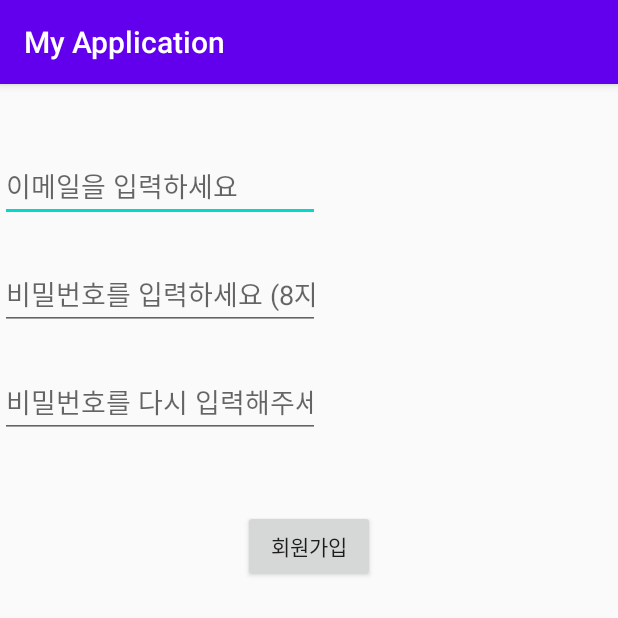
After one commit to kyeonglok/classchat, an Android app: the RegisterActivity screen opened directly, with no data from a screen before it, on a phone screen of 412 x 824 dp, the top half of it. The commit adds this screen. Run offline under Robolectric (Android 15) with nearby library versions, the phone set to English and light mode, and no system bars; our stand-ins replace Firebase (no records; nobody signed in at launch, a user with empty details on screens opened directly).

Commit message:
basic login & register activity

```diff
--- a/app/build.gradle
+++ b/app/build.gradle
@@ -30,6 +30,7 @@ dependencies {
     implementation 'androidx.constraintlayout:constraintlayout:1.1.3'
     implementation 'androidx.coordinatorlayout:coordinatorlayout:1.1.0'
     implementation 'com.google.android.material:material:1.0.0'
+    implementation 'com.google.firebase:firebase-auth:19.3.1'
     testImplementation 'junit:junit:4.12'
     androidTestImplementation 'androidx.test.ext:junit:1.1.1'
     androidTestImplementation 'androidx.test.espresso:espresso-core:3.2.0'
--- /dev/null
+++ b/app/src/main/java/com/example/myapplication/RegisterActivity.java
@@ -0,0 +1,72 @@
+package com.example.myapplication;
+
+import androidx.annotation.NonNull;
+import androidx.appcompat.app.AppCompatActivity;
+
+import android.content.Intent;
+import android.os.Bundle;
+import android.view.View;
+import android.widget.Button;
+import android.widget.EditText;
+import android.widget.Toast;
+
+import com.google.android.gms.tasks.OnCompleteListener;
+import com.google.android.gms.tasks.Task;
+import com.google.firebase.auth.AuthResult;
+import com.google.firebase.auth.FirebaseAuth;
+
+public class RegisterActivity extends AppCompatActivity {
+
+    private EditText etPassword, etUsername, etPasswordCheck;
+    String userName, passWord, passWordCheck;
+    Button registerButton;
+    private FirebaseAuth firebaseAuth;
+
+    @Override
+    protected void onCreate(Bundle savedInstanceState) {
+        super.onCreate(savedInstanceState);
+        setContentView(R.layout.activity_register);
+
+        firebaseAuth = FirebaseAuth.getInstance();
+
+        etUsername = (EditText) findViewById(R.id.txtRegisterEmail);
+        etPassword = (EditText) findViewById(R.id.txtRegisterPassword);
+        etPasswordCheck = (EditText) findViewById(R.id.txtRegisterPasswordCheck);
+        registerButton = findViewById(R.id.btnRegister2);
+
+        registerButton.setOnClickListener(new View.OnClickListener() {
+            public void onClick(View arg0) {
+                userName = etUsername.getText().toString();
+                passWord = etPassword.getText().toString();
+                passWordCheck = etPasswordCheck.getText().toString();
+
+                if(userName.isEmpty())
+                    Toast.makeText(RegisterActivity.this, "이메일을 입력해주세요", Toast.LENGTH_SHORT).show();
+                else if(passWord.isEmpty())
+                    Toast.makeText(RegisterActivity.this, "비밀번호를 입력해주세요", Toast.LENGTH_SHORT).show();
+                else if(!passWord.equals(passWordCheck))
+                    Toast.makeText(RegisterActivity.this, "비밀번호가 일치하지 않습니다", Toast.LENGTH_SHORT).show();
+                else
+                    registerUser(userName, passWord);
+            }
+        });
+
+    }
+
+    public void registerUser(String userName, String passWord) {
+        firebaseAuth.createUserWithEmailAndPassword(userName, passWord)
+                .addOnCompleteListener(this, new OnCompleteListener<AuthResult>() {
+                    @Override
+                    public void onComplete(@NonNull Task<AuthResult> task) {
+                        if (task.isSuccessful()) {
+                            finish();
+                            Intent intent = new Intent(getApplicationContext(), LoginActivity.class);
+                            startActivity(intent);
+
+                        } else {
+                            Toast.makeText(RegisterActivity.this, "이미 등록된 회원이거나 올바른 형식이 아닙니다", Toast.LENGTH_SHORT).show();
+                        }
+                    }
+                });
+    };
+}
--- /dev/null
+++ b/app/src/main/res/layout/activity_register.xml
@@ -0,0 +1,52 @@
+<?xml version="1.0" encoding="utf-8"?>
+<androidx.constraintlayout.widget.ConstraintLayout xmlns:android="http://schemas.android.com/apk/res/android"
+    xmlns:app="http://schemas.android.com/apk/res-auto"
+    xmlns:tools="http://schemas.android.com/tools"
+    android:layout_width="match_parent"
+    android:layout_height="match_parent"
+    tools:context=".RegisterActivity">
+
+    <EditText
+        android:id="@+id/txtRegisterEmail"
+        android:layout_width="wrap_content"
+        android:layout_height="wrap_content"
+        android:layout_marginTop="44dp"
+        android:ems="10"
+        android:hint="이메일을 입력하세요"
+        android:inputType="textEmailAddress"
+        app:layout_constraintStart_toStartOf="parent"
+        app:layout_constraintTop_toTopOf="parent" />
+
+    <EditText
+        android:id="@+id/txtRegisterPassword"
+        android:layout_width="wrap_content"
+        android:layout_height="wrap_content"
+        android:layout_marginTop="24dp"
+        android:ems="10"
+        android:hint="비밀번호를 입력하세요 (8자 이상)"
+        android:inputType="textPassword"
+        android:visibility="visible"
+        app:layout_constraintStart_toStartOf="parent"
+        app:layout_constraintTop_toBottomOf="@+id/txtRegisterEmail" />
+
+    <EditText
+        android:id="@+id/txtRegisterPasswordCheck"
+        android:layout_width="wrap_content"
+        android:layout_height="wrap_content"
+        android:layout_marginTop="24dp"
+        android:ems="10"
+        android:hint="비밀번호를 다시 입력해주세요"
+        android:inputType="textPassword"
+        app:layout_constraintStart_toStartOf="parent"
+        app:layout_constraintTop_toBottomOf="@+id/txtRegisterPassword" />
+
+    <Button
+        android:id="@+id/btnRegister2"
+        android:layout_width="wrap_content"
+        android:layout_height="wrap_content"
+        android:layout_marginTop="48dp"
+        android:text="회원가입"
+        app:layout_constraintEnd_toEndOf="parent"
+        app:layout_constraintStart_toStartOf="parent"
+        app:layout_constraintTop_toBottomOf="@+id/txtRegisterPasswordCheck" />
+</androidx.constraintlayout.widget.ConstraintLayout>
```
Also changed, not shown: app/src/main/AndroidManifest.xml (+6 -2 lines), app/src/main/java/com/example/myapplication/LoginActivity.java (+51 -3 lines), app/src/main/res/layout/activity_login.xml (+31 -25 lines).
